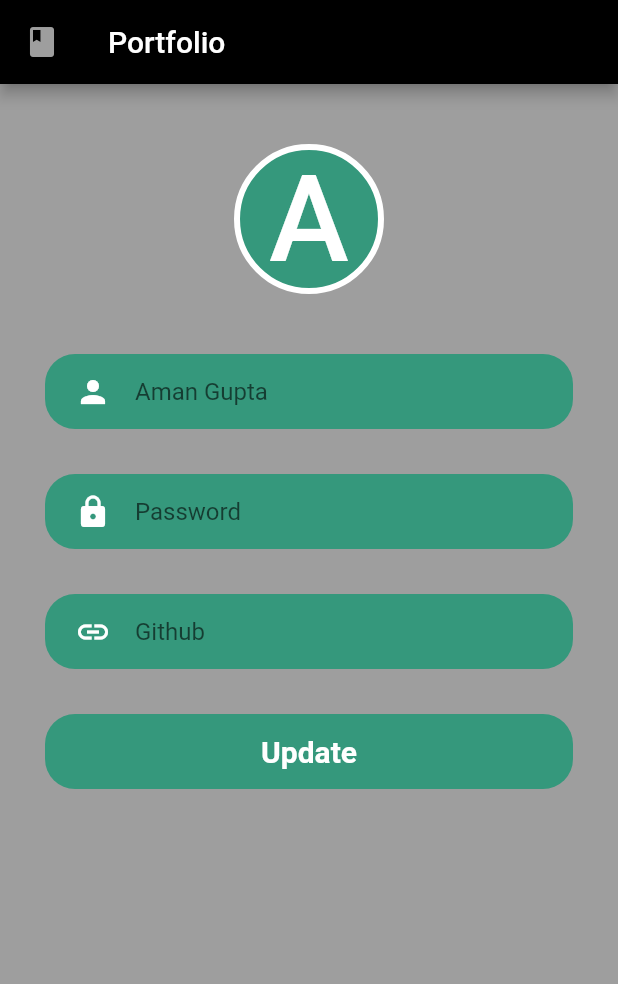
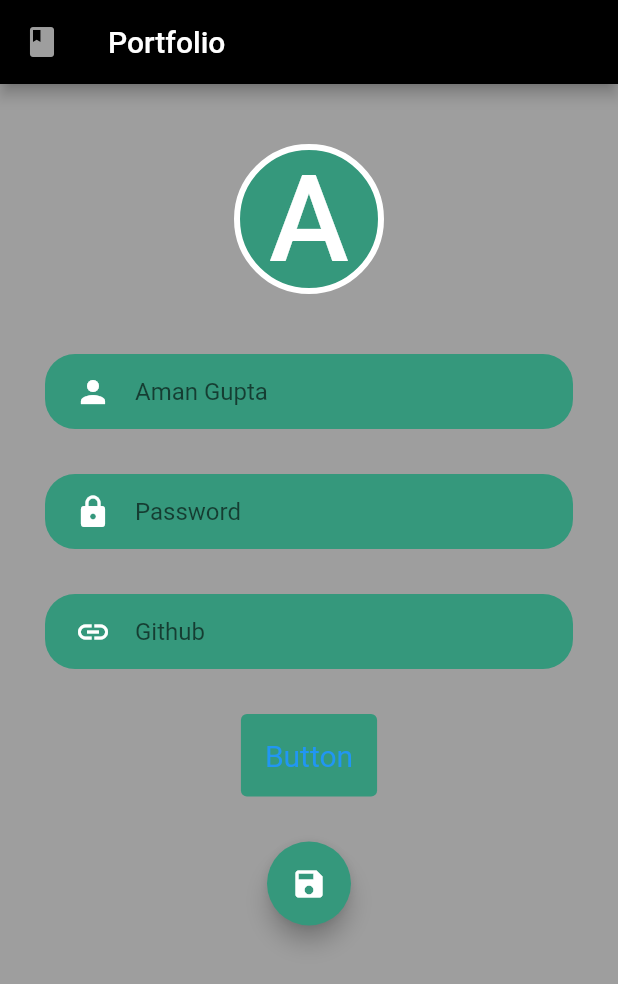
Before and after one commit to ag597482/flutter, a Flutter app: the screen it shows after launch, on a phone screen of 412 x 824 dp. Shown: the top 984 px of the screen. Run offline on Flutter 3.47's test engine with Material 2 defaults, Android fonts, the phone set to English and light mode, and no system bars.

Commit message:
button added

```diff
--- a/lib/main.dart
+++ b/lib/main.dart
@@ -51,7 +51,8 @@ class App extends StatelessWidget {
                         ),
                         "Github"),
                     20.0),
-                getContainer(getText("Update"), 0.0)
+                getTextButton("Button"),
+                getFAB(Icon(Icons.save))
               ],
             )));
   }
@@ -103,3 +104,29 @@ Text getText(String s) {
       style: TextStyle(
           fontSize: 20, color: Colors.white, fontWeight: FontWeight.w700));
 }
+
+Container getTextButton(String s) {
+  return Container(
+    margin: EdgeInsets.only(left: 30, top: 30, right: 30),
+    child: TextButton(
+      style: TextButton.styleFrom(
+        backgroundColor: appTheme,
+        padding: const EdgeInsets.all(16.0),
+        textStyle: const TextStyle(fontSize: 20),
+      ),
+      onPressed: () {},
+      child: Text(s),
+    ),
+  );
+}
+
+Container getFAB(Widget w) {
+  return Container(
+    margin: EdgeInsets.only(left: 30, top: 30, right: 30),
+    child: FloatingActionButton(
+      onPressed: () {},
+      backgroundColor: appTheme,
+      child: w,
+    ),
+  );
+}
```
